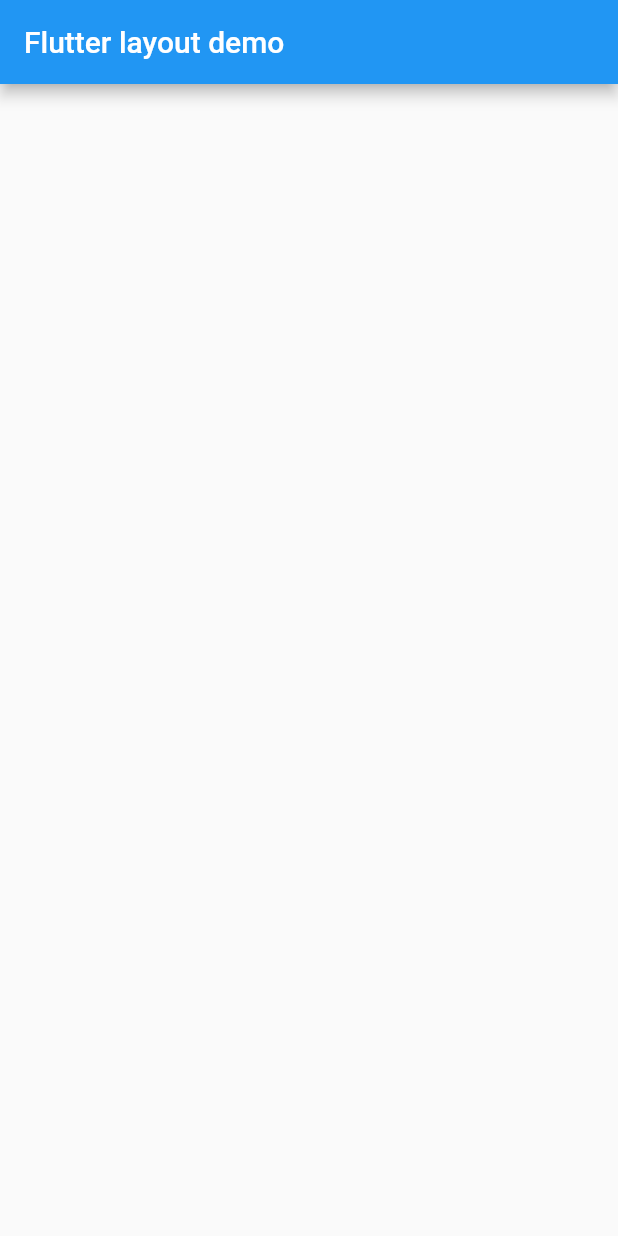
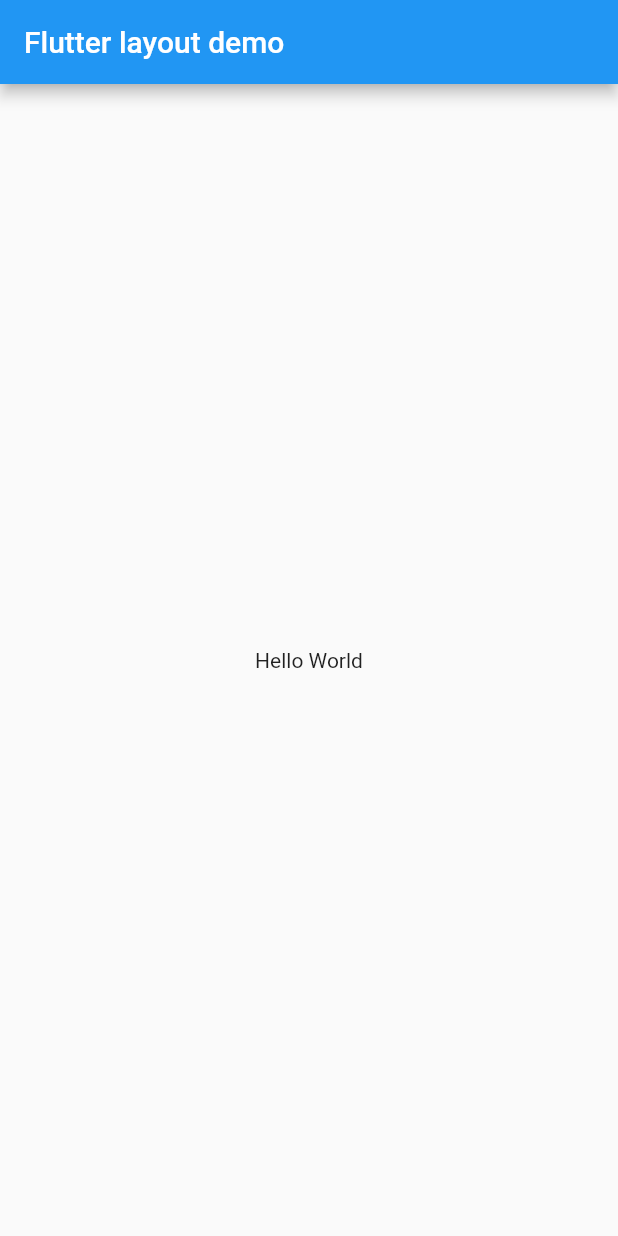
Before and after one commit to FraserThomson1/flutter_layouts, a Flutter app: the screen it shows after launch, on a phone screen of 412 x 824 dp. Run offline on Flutter 3.47's test engine with Material 2 defaults, Android fonts, the phone set to English and light mode, and no system bars.

Commit message:
added Container code and description for layout widgets

```diff
--- a/lib/main.dart
+++ b/lib/main.dart
@@ -12,10 +12,14 @@ class MyApp extends StatelessWidget {
         appBar: AppBar(
           title: Text("Flutter layout demo"),
         ),
+        //Container, row, column, ListView, Center, Stack are layout widgets
+        //layout widgets have a child/children property
         body: Container(
-            //Container widget allows customisation of child widget
-            //padding, margins, borders, background color...
-            ),
+          //Container widget allows customisation of child widget
+          //padding, margins, borders, background color...
+          child: Text("Hello World"),
+          alignment: Alignment.center,
+        ),
       ),
     );
   }
```
